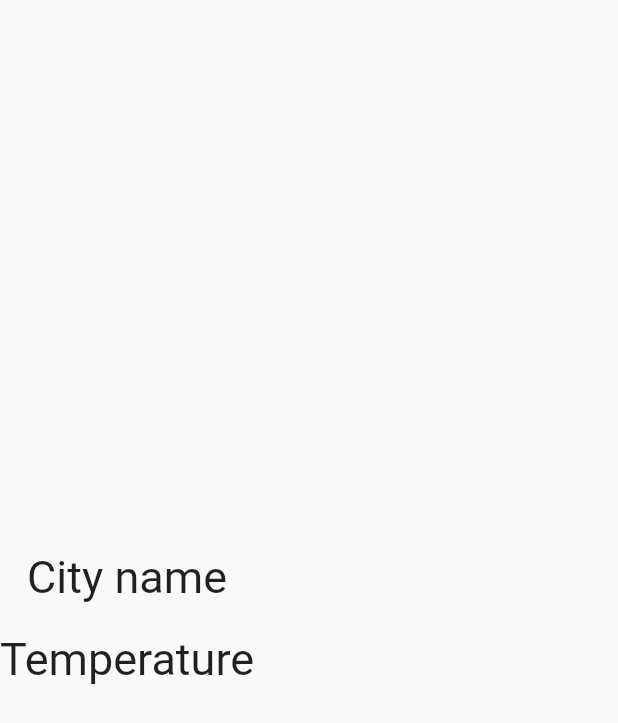
After one commit to sdhong0609/flutter_practice, a Flutter app: the WeatherScreen screen opened directly, on a phone screen of 412 x 824 dp. The commit adds this screen. Shown: the top 723 px of the screen. Run offline on Flutter 3.47's test engine with Material 2 defaults, Android fonts, the phone set to English and light mode, and no system bars; our stand-ins replace geolocator; network calls fail.

Commit message:
Make weather app part 3

```diff
--- /dev/null
+++ b/lib/screens/weather_screen.dart
@@ -0,0 +1,33 @@
+import 'package:flutter/material.dart';
+
+class WeatherScreen extends StatefulWidget {
+  const WeatherScreen({Key? key}) : super(key: key);
+
+  @override
+  State<WeatherScreen> createState() => _WeatherScreenState();
+}
+
+class _WeatherScreenState extends State<WeatherScreen> {
+  @override
+  Widget build(BuildContext context) {
+    return Scaffold(
+      body: SafeArea(
+          child: Column(
+        mainAxisAlignment: MainAxisAlignment.center,
+        children: [
+          Text(
+            'City name',
+            style: TextStyle(fontSize: 30.0),
+          ),
+          SizedBox(
+            height: 20.0,
+          ),
+          Text(
+            'Temperature',
+            style: TextStyle(fontSize: 30.0),
+          )
+        ],
+      )),
+    );
+  }
+}
```
Also changed, not shown: lib/data/my_location.dart (added, +20 -0 lines), lib/data/network.dart (added, +17 -0 lines), lib/screens/loading.dart (+37 -27 lines).
